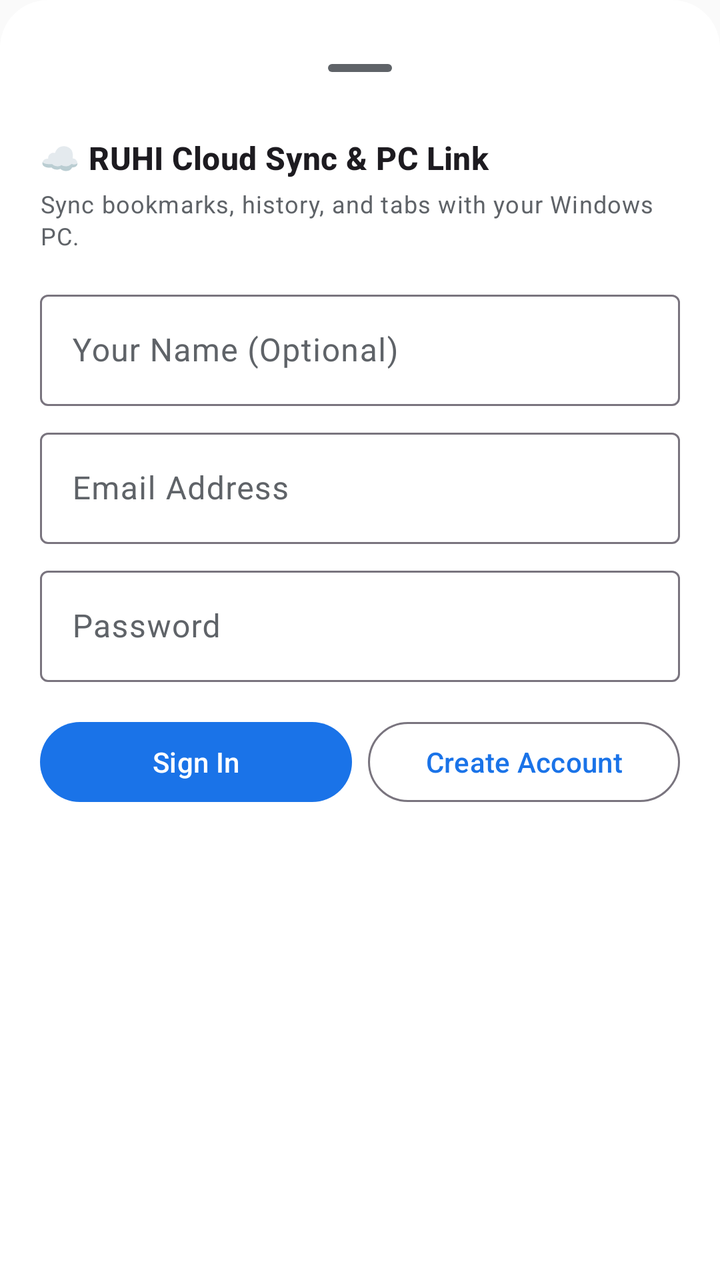
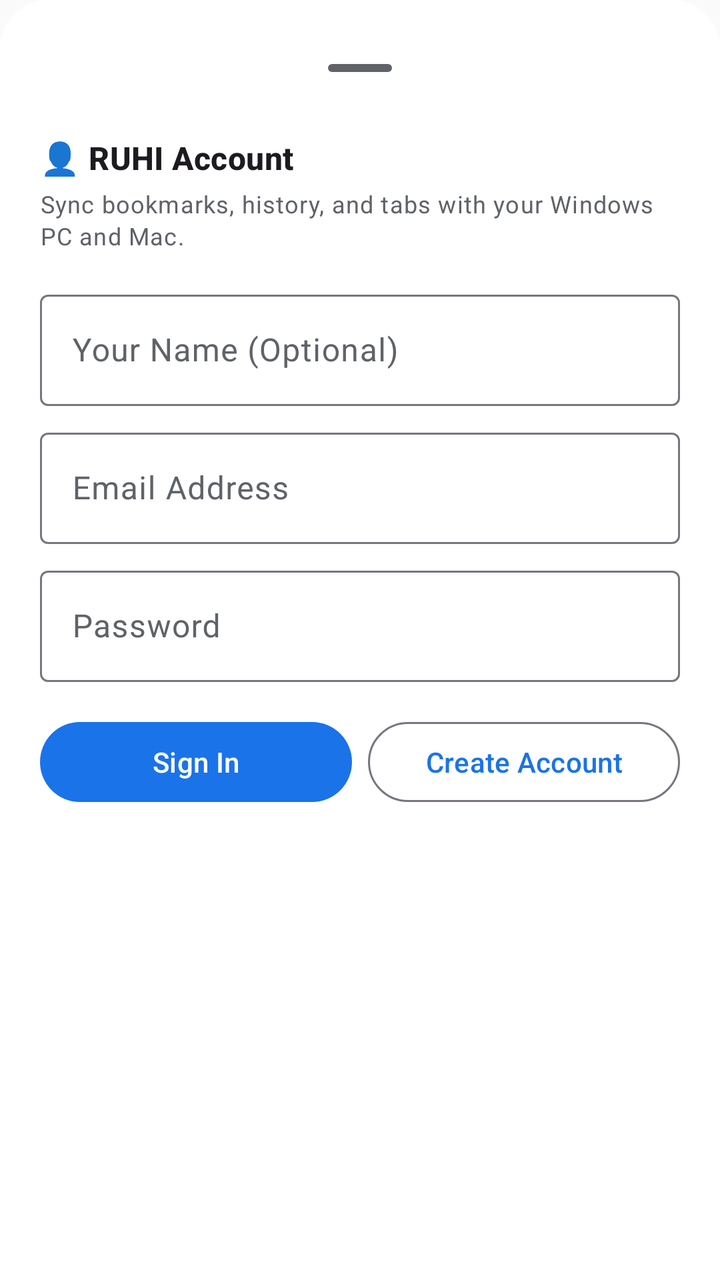

Before-and-after screenshots of an Android layout around one commit, followed by the original layout XML and the change that was made.
<!-- AndroidManifest.xml: application theme Theme.RuhiBrowser -->
<!-- res/layout/dialog_sync_account.xml -->
<?xml version="1.0" encoding="utf-8"?>
<LinearLayout xmlns:android="http://schemas.android.com/apk/res/android"
    xmlns:app="http://schemas.android.com/apk/res-auto"
    android:layout_width="match_parent"
    android:layout_height="wrap_content"
    android:background="@drawable/bg_menu_sheet"
    android:orientation="vertical"
    android:padding="20dp">

    <com.google.android.material.bottomsheet.BottomSheetDragHandleView
        android:layout_width="match_parent"
        android:layout_height="wrap_content" />

    <TextView
        android:layout_width="wrap_content"
        android:layout_height="wrap_content"
        android:text="☁️ RUHI Cloud Sync &amp; PC Link"
        android:textAppearance="@style/TextAppearance.Material3.TitleMedium"
        android:textStyle="bold" />

    <TextView
        android:layout_width="wrap_content"
        android:layout_height="wrap_content"
        android:layout_marginTop="4dp"
        android:text="Sync bookmarks, history, and tabs with your Windows PC."
        android:textAppearance="@style/TextAppearance.Material3.BodySmall"
        android:textColor="?attr/colorOnSurfaceVariant" />

    
    <LinearLayout
        android:id="@+id/panelSyncAuth"
        android:layout_width="match_parent"
        android:layout_height="wrap_content"
        android:layout_marginTop="16dp"
        android:orientation="vertical">

        <com.google.android.material.textfield.TextInputLayout
            android:id="@+id/tilSyncName"
            android:layout_width="match_parent"
            android:layout_height="wrap_content"
            android:layout_marginBottom="8dp"
            android:hint="Your Name (Optional)">

            <com.google.android.material.textfield.TextInputEditText
                android:id="@+id/etSyncName"
                android:layout_width="match_parent"
                android:layout_height="wrap_content"
                android:inputType="textPersonName|textCapWords" />
        </com.google.android.material.textfield.TextInputLayout>

        <com.google.android.material.textfield.TextInputLayout
            android:layout_width="match_parent"
            android:layout_height="wrap_content"
            android:hint="Email Address">

            <com.google.android.material.textfield.TextInputEditText
                android:id="@+id/etSyncEmail"
                android:layout_width="match_parent"
                android:layout_height="wrap_content"
                android:inputType="textEmailAddress" />
        </com.google.android.material.textfield.TextInputLayout>

        <com.google.android.material.textfield.TextInputLayout
            android:layout_width="match_parent"
            android:layout_height="wrap_content"
            android:layout_marginTop="8dp"
            android:hint="Password">

            <com.google.android.material.textfield.TextInputEditText
                android:id="@+id/etSyncPassword"
                android:layout_width="match_parent"
                android:layout_height="wrap_content"
                android:inputType="textPassword" />
        </com.google.android.material.textfield.TextInputLayout>

        <TextView
            android:id="@+id/tvSyncAuthError"
            android:layout_width="wrap_content"
            android:layout_height="wrap_content"
            android:layout_marginTop="8dp"
            android:textColor="@color/brand_accent"
            android:textSize="12sp"
            android:visibility="gone" />

        <LinearLayout
            android:layout_width="match_parent"
            android:layout_height="wrap_content"
            android:layout_marginTop="16dp"
            android:orientation="horizontal">

            <Button
                android:id="@+id/btnSyncLogin"
                style="@style/Widget.Material3.Button"
                android:layout_width="0dp"
                android:layout_height="wrap_content"
                android:layout_weight="1"
                android:text="Sign In" />

            <Button
                android:id="@+id/btnSyncSignUp"
                style="@style/Widget.Material3.Button.OutlinedButton"
                android:layout_width="0dp"
                android:layout_height="wrap_content"
                android:layout_marginStart="8dp"
                android:layout_weight="1"
                android:text="Create Account" />
        </LinearLayout>
    </LinearLayout>

    
    <LinearLayout
        android:id="@+id/panelSyncDashboard"
        android:layout_width="match_parent"
        android:layout_height="wrap_content"
        android:layout_marginTop="16dp"
        android:orientation="vertical"
        android:visibility="gone">

        <TextView
            android:id="@+id/tvSyncUserName"
            android:layout_width="wrap_content"
            android:layout_height="wrap_content"
            android:text="User Name"
            android:textAppearance="@style/TextAppearance.Material3.TitleMedium"
            android:textStyle="bold" />

        <TextView
            android:id="@+id/tvSyncUserEmail"
            android:layout_width="wrap_content"
            android:layout_height="wrap_content"
            android:layout_marginTop="1dp"
            android:text="user@ruhibrowser.com"
            android:textColor="?attr/colorOnSurfaceVariant"
            android:textSize="12sp" />

        <TextView
            android:id="@+id/tvSyncStatus"
            android:layout_width="wrap_content"
            android:layout_height="wrap_content"
            android:layout_marginTop="2dp"
            android:text="🟢 Connected to RUHI Cloud"
            android:textColor="@color/brand_primary"
            android:textSize="12sp" />

        
        <LinearLayout
            android:layout_width="match_parent"
            android:layout_height="wrap_content"
            android:layout_marginTop="12dp"
            android:gravity="center_vertical"
            android:orientation="horizontal">

            <com.google.android.material.textfield.TextInputLayout
                android:layout_width="0dp"
                android:layout_height="wrap_content"
                android:layout_weight="1"
                android:hint="Account Name">

                <com.google.android.material.textfield.TextInputEditText
                    android:id="@+id/etDashboardName"
                    android:layout_width="match_parent"
                    android:layout_height="wrap_content"
                    android:inputType="textPersonName|textCapWords" />
            </com.google.android.material.textfield.TextInputLayout>

            <Button
                android:id="@+id/btnSaveName"
                style="@style/Widget.Material3.Button.TonalButton"
                android:layout_width="wrap_content"
                android:layout_height="wrap_content"
                android:layout_marginStart="8dp"
                android:text="Save" />
        </LinearLayout>

        <LinearLayout
            android:layout_width="match_parent"
            android:layout_height="wrap_content"
            android:layout_marginTop="16dp"
            android:orientation="horizontal">

            <Button
                android:id="@+id/btnSyncNow"
                style="@style/Widget.Material3.Button"
                android:layout_width="0dp"
                android:layout_height="wrap_content"
                android:layout_weight="1"
                android:text="⚡ Sync Now" />

            <Button
                android:id="@+id/btnSendTabToPc"
                style="@style/Widget.Material3.Button.TonalButton"
                android:layout_width="0dp"
                android:layout_height="wrap_content"
                android:layout_marginStart="8dp"
                android:layout_weight="1"
                android:text="💻 Send to PC" />
        </LinearLayout>

        <Button
            android:id="@+id/btnViewPasswords"
            style="@style/Widget.Material3.Button.OutlinedButton"
            android:layout_width="match_parent"
            android:layout_height="wrap_content"
            android:layout_marginTop="8dp"
            android:text="🔐 View Synced Passwords" />

        <Button
            android:id="@+id/btnSyncLogout"
            style="@style/Widget.Material3.Button.TextButton"
            android:layout_width="match_parent"
            android:layout_height="wrap_content"
            android:layout_marginTop="8dp"
            android:text="Sign Out"
            android:textColor="@color/brand_accent" />
    </LinearLayout>

</LinearLayout>
<!-- resources referenced by this layout -->
<resources>
  <color name="brand_accent">#4285F4</color>
  <color name="brand_primary">#1A73E8</color>
  <!-- drawable bg_menu_sheet (drawable) -->
  <shape xmlns:android="http://schemas.android.com/apk/res/android"
      android:shape="rectangle">
      <corners
          android:topLeftRadius="24dp"
          android:topRightRadius="24dp" />
      <solid android:color="?attr/colorSurface" />
  </shape>
  <style name="Theme.RuhiBrowser" parent="Theme.Material3.DayNight.NoActionBar">
          
          <item name="colorPrimary">@color/brand_primary</item>
          <item name="colorOnPrimary">#FFFFFF</item>
          <item name="colorSecondary">@color/brand_secondary</item>
          <item name="colorOnSecondary">#FFFFFF</item>
          
          
          <item name="android:windowBackground">@color/background_light</item>
          <item name="colorSurface">@color/surface_light</item>
          <item name="colorSurfaceVariant">@color/surface_variant_light</item>
          <item name="colorOnSurface">@color/text_primary_light</item>
          <item name="colorOnSurfaceVariant">@color/text_secondary_light</item>
  
          
          <item name="android:statusBarColor">@color/surface_light</item>
          <item name="android:windowLightStatusBar">true</item>
          <item name="android:navigationBarColor">@color/surface_light</item>
          <item name="android:windowLightNavigationBar" tools:targetApi="o_mr1">true</item>
      </style>
  <color name="brand_secondary">#0D47A1</color>
  <color name="background_light">#FAFAFA</color>
  <color name="surface_light">#FFFFFF</color>
  <color name="surface_variant_light">#F1F3F4</color>
  <color name="text_primary_light">#202124</color>
  <color name="text_secondary_light">#5F6368</color>
</resources>

<!-- the commit's change to res/layout/dialog_sync_account.xml (unified diff, before → after) -->
@@ -14,7 +14,7 @@
     <TextView
         android:layout_width="wrap_content"
         android:layout_height="wrap_content"
-        android:text="☁️ RUHI Cloud Sync &amp; PC Link"
+        android:text="👤 RUHI Account"
         android:textAppearance="@style/TextAppearance.Material3.TitleMedium"
         android:textStyle="bold" />
 
@@ -22,7 +22,7 @@
         android:layout_width="wrap_content"
         android:layout_height="wrap_content"
         android:layout_marginTop="4dp"
-        android:text="Sync bookmarks, history, and tabs with your Windows PC."
+        android:text="Sync bookmarks, history, and tabs with your Windows PC and Mac."
         android:textAppearance="@style/TextAppearance.Material3.BodySmall"
         android:textColor="?attr/colorOnSurfaceVariant" />
 
